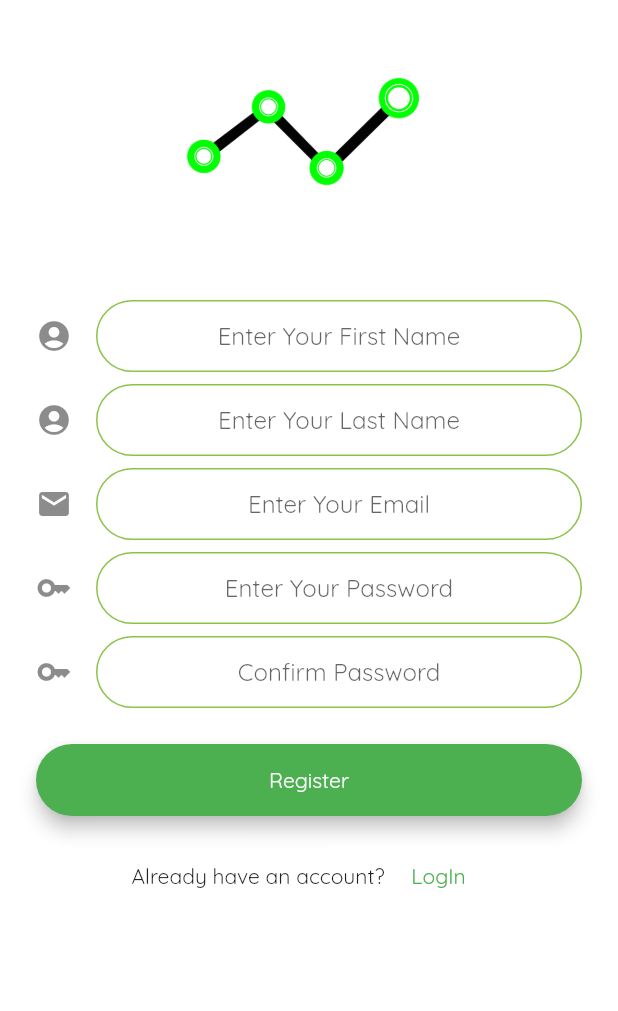
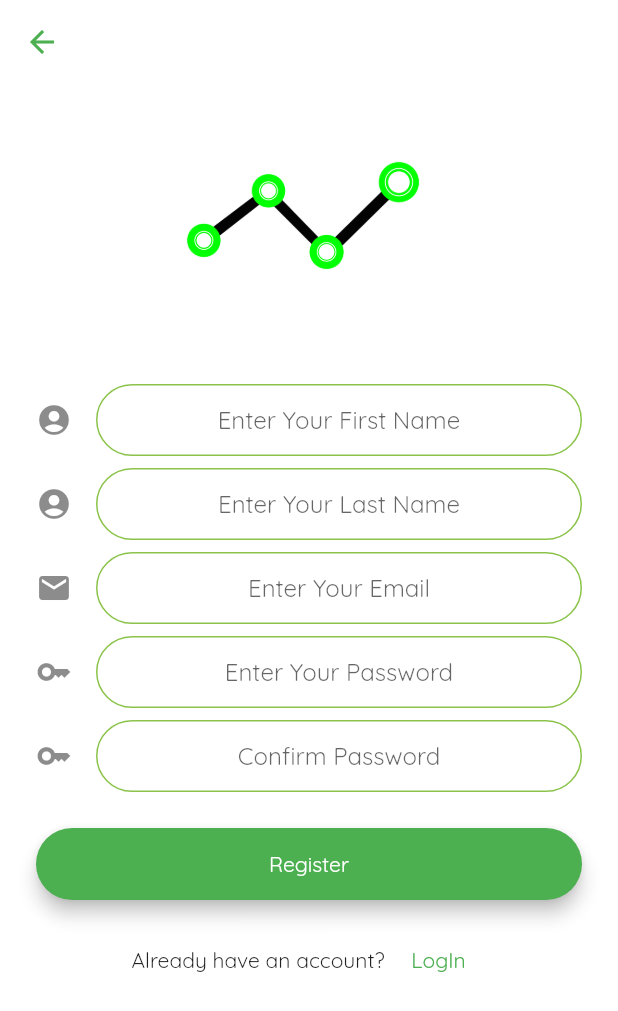
Before and after one commit to umairliaqat33/expenses_app, a Flutter app: the screen it shows after launch, after a tap on "SignUp", on a phone screen of 412 x 824 dp. Shown: the top 1011 px of the screen. Run offline on Flutter 3.47's test engine with Material 2 defaults, Android fonts, the light colour scheme and no system bars; our stand-ins replace animated_text_kit, cloud_firestore, firebase_auth, firebase_core, fluttertoast, modal_progress_hud; accounts and stored records are empty.

```diff
--- a/lib/screens/Login_Screen.dart
+++ b/lib/screens/Login_Screen.dart
@@ -6,6 +6,7 @@ import 'package:flutter/material.dart';
 import 'package:fluttertoast/fluttertoast.dart';
 import 'package:modal_progress_hud/modal_progress_hud.dart';
 
+import '../menu_screen.dart';
 
 class LoginScreen extends StatefulWidget {
   static const String id = 'login_screen';
@@ -18,24 +19,25 @@ class _LoginScreenState extends State<LoginScreen> {
   final passController = TextEditingController();
   final _formKey = GlobalKey<FormState>();
   final _auth = FirebaseAuth.instance;
-  bool showSpinner=false;
+  bool showSpinner = false;
 
   @override
   Widget build(BuildContext context) {
     return Scaffold(
-      // appBar: AppBar(
-      //   backgroundColor: Colors.transparent,
-      //   elevation: 0,
-      //   leading: IconButton(
-      //     icon: Icon(
-      //       Icons.arrow_back,
-      //       color: Colors.green,
-      //     ),
-      //     onPressed: () {
-      //       Navigator.of(context).pop();
-      //     },
-      //   ),
-      // ),
+      appBar: AppBar(
+        backgroundColor: Colors.transparent,
+        elevation: 0,
+        leading: IconButton(
+          icon: Icon(
+            Icons.arrow_back,
+            color: Colors.green,
+          ),
+          onPressed: () {
+            Navigator.pushReplacement(context,
+                MaterialPageRoute(builder: (context) => WelcomeScreen()));
+          },
+        ),
+      ),
       backgroundColor: Colors.white,
       body: ModalProgressHUD(
         inAsyncCall: showSpinner,
@@ -117,7 +119,7 @@ class _LoginScreenState extends State<LoginScreen> {
                       child: MaterialButton(
                         onPressed: () {
                           setState(() {
-                            showSpinner=true;
+                            showSpinner = true;
                           });
                           singIn(emailController.text, passController.text);
                           FocusManager.instance.primaryFocus?.unfocus();
--- a/lib/screens/Registration_Screen.dart
+++ b/lib/screens/Registration_Screen.dart
@@ -1,4 +1,5 @@
 import 'package:cloud_firestore/cloud_firestore.dart';
+import 'package:expenses_app/menu_screen.dart';
 import 'package:expenses_app/models/constants.dart';
 import 'package:expenses_app/screens/Login_Screen.dart';
 import 'package:firebase_auth/firebase_auth.dart';
@@ -23,23 +24,24 @@ class _RegistrationScreenState extends State<RegistrationScreen> {
   final L_name_Controller = TextEditingController();
   final F_name_Controller = TextEditingController();
   final _formKey = GlobalKey<FormState>();
-  bool showSpinner=false;
+  bool showSpinner = false;
   @override
   Widget build(BuildContext context) {
     return Scaffold(
-      // appBar: AppBar(
-      //   backgroundColor: Colors.transparent,
-      //   elevation: 0,
-      //   leading: IconButton(
-      //     icon: Icon(
-      //       Icons.arrow_back,
-      //       color: Colors.green,
-      //     ),
-      //     onPressed: () {
-      //       Navigator.of(context).pop();
-      //     },
-      //   ),
-      // ),
+      appBar: AppBar(
+        backgroundColor: Colors.transparent,
+        elevation: 0,
+        leading: IconButton(
+          icon: Icon(
+            Icons.arrow_back,
+            color: Colors.green,
+          ),
+          onPressed: () {
+            Navigator.pushReplacement(context,
+                MaterialPageRoute(builder: (context) => WelcomeScreen()));
+          },
+        ),
+      ),
       backgroundColor: Colors.white,
       body: ModalProgressHUD(
         inAsyncCall: showSpinner,
@@ -191,7 +193,7 @@ class _RegistrationScreenState extends State<RegistrationScreen> {
                       child: MaterialButton(
                         onPressed: () {
                           setState(() {
-                            showSpinner=true;
+                            showSpinner = true;
                           });
                           SignUp(emailController.text, passController.text);
                           FocusManager.instance.primaryFocus?.unfocus();
```
